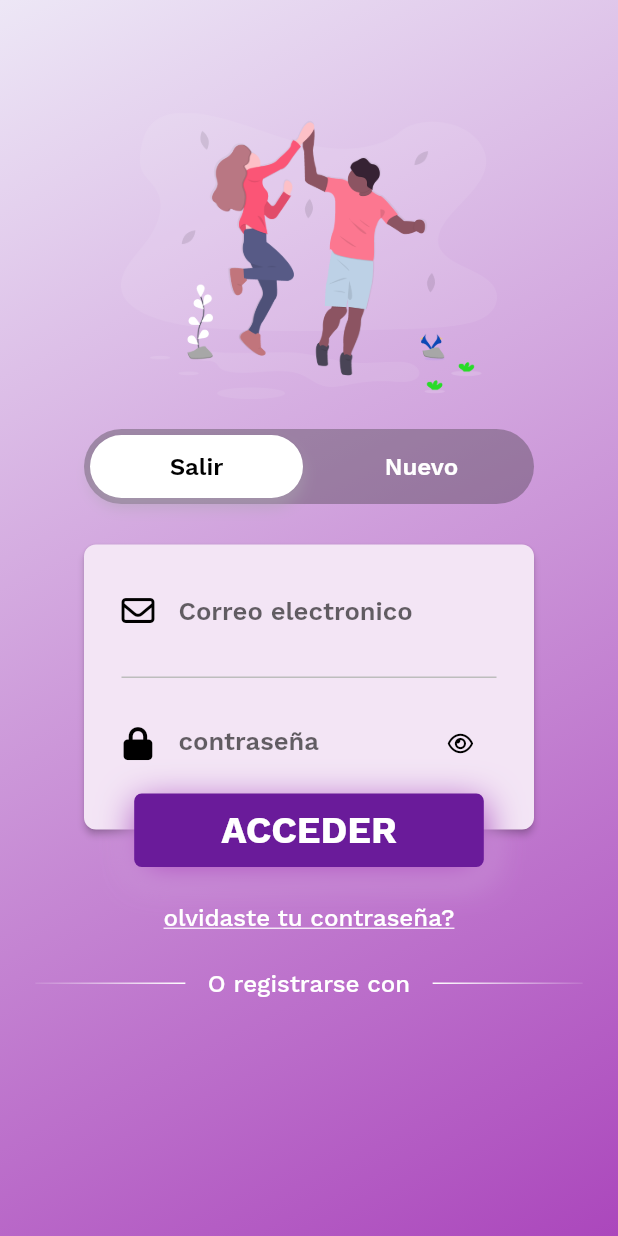
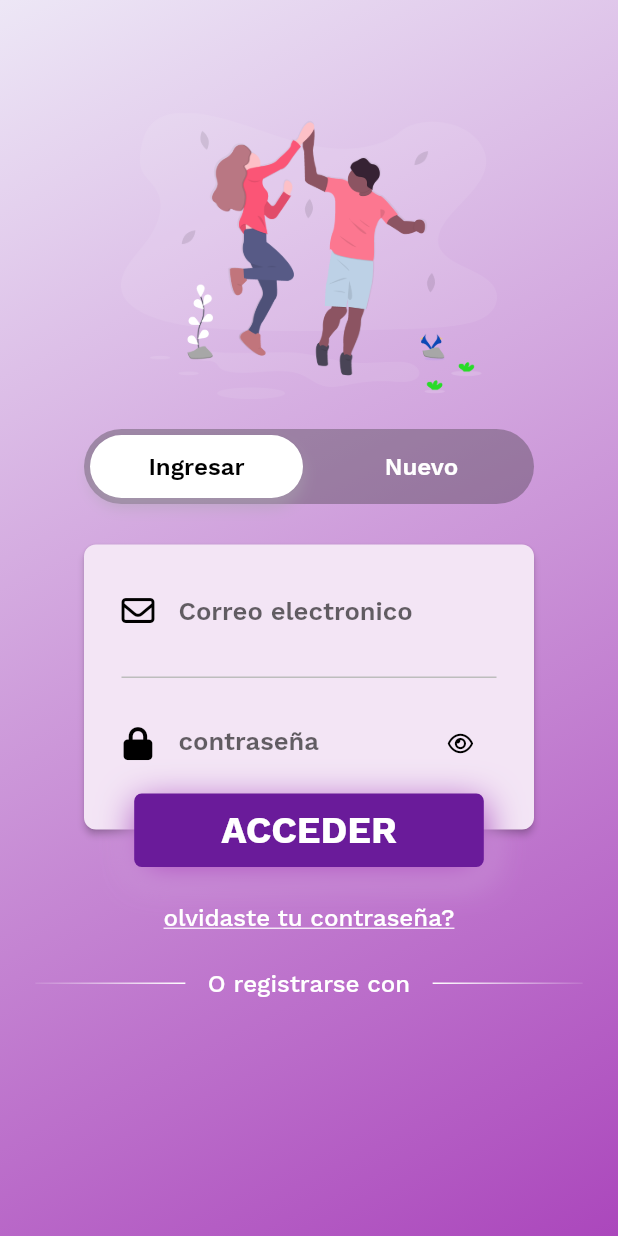
Before and after one commit to pablotardio/botybuy_mobile_client, a Flutter app: the screen it shows after launch, on a phone screen of 412 x 824 dp. Run offline on Flutter 3.47's test engine with Material 2 defaults, Android fonts, the phone set to English and light mode, and no system bars; our stand-ins replace font_awesome_flutter, image_picker, shared_preferences; missing offline and left inert: dash_chat, flutter_dialogflow, shared_preferences_web; project files that could hold a hidden picture were left out.

Commit message:
changed text of login

```diff
--- a/lib/pages/login_page/login_page.dart
+++ b/lib/pages/login_page/login_page.dart
@@ -126,7 +126,7 @@ class _LoginPageState extends State<LoginPage>
                 ),
                 onPressed: _onSignInButtonPress,
                 child: Text(
-                  'Salir',
+                  'Ingresar',
                   style: TextStyle(
                       color: left,
                       fontSize: 16.0,
```
